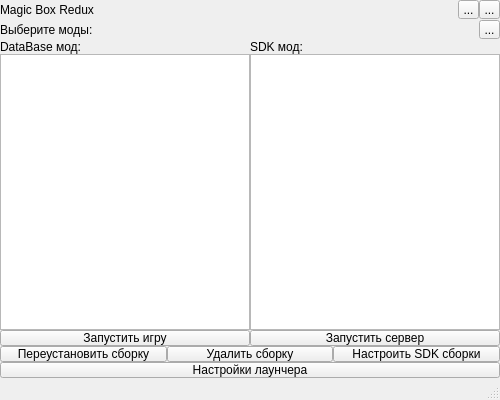
Old version of the form src/MainWindow.ui in the repository sabudilovskiy/MagicBoxReduxCmake.
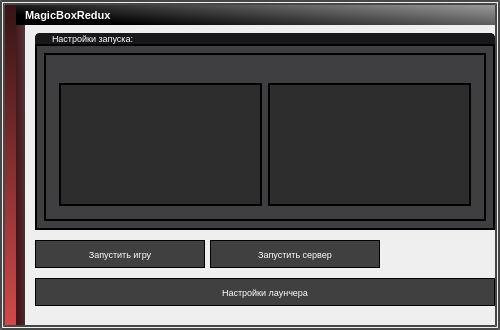
New version of the form. Icons and pictures are not drawn.

What changed in the file:
```diff
--- a/src/MainWindow.ui
+++ b/src/MainWindow.ui
@@ -7,19 +7,28 @@
     <x>0</x>
     <y>0</y>
     <width>500</width>
-    <height>400</height>
+    <height>330</height>
    </rect>
   </property>
+  <property name="maximumSize">
+   <size>
+    <width>16777215</width>
+    <height>16777215</height>
+   </size>
+  </property>
   <property name="windowTitle">
    <string>MainWindow</string>
   </property>
   <property name="styleSheet">
-   <string notr="true">border-collapse: collapse;
-padding: 0;
-margin: 0;</string>
+   <string notr="true"/>
   </property>
-  <widget class="QWidget" name="centralwidget">
-   <layout class="QVBoxLayout" name="verticalLayout">
+  <widget class="QWidget" name="hlayout_main">
+   <property name="styleSheet">
+    <string notr="true">QWidget{
+border: 5px double #474747;
+}</string>
+   </property>
+   <layout class="QHBoxLayout" name="horizontalLayout" stretch="1,30">
     <property name="spacing">
      <number>0</number>
     </property>
@@ -36,17 +45,110 @@
      <number>0</number>
     </property>
     <item>
-     <layout class="QHBoxLayout" name="horizontalLayout">
+     <widget class="QWidget" name="verticalLayout_gradient" native="true">
+      <property name="styleSheet">
+       <string notr="true">QWidget{
+border: none;
+}</string>
+      </property>
+      <layout class="QVBoxLayout" name="verticalLayout_gradient_layout">
+       <property name="leftMargin">
+        <number>5</number>
+       </property>
+       <property name="topMargin">
+        <number>5</number>
+       </property>
+       <property name="rightMargin">
+        <number>0</number>
+       </property>
+       <property name="bottomMargin">
+        <number>5</number>
+       </property>
       <item>
-       <widget class="QLabel" name="label_2">
+        <widget class="QWidget" name="widget" native="true">
+         <property name="styleSheet">
+          <string notr="true">background-color : qlineargradient(spread:pad, x1:1, y1:1, x2:1, y2:0, stop:0 rgb(208, 74, 75), stop:1 rgb(53, 21, 22))</string>
+         </property>
+        </widget>
+       </item>
+      </layout>
+     </widget>
+    </item>
+    <item>
+     <widget class="QWidget" name="vlayout_top_panel_content" native="true">
+      <property name="styleSheet">
+       <string notr="true">QWidget{
+border: none;
+}</string>
+      </property>
+      <layout class="QVBoxLayout" name="vlayout_top_panel_content_layout" stretch="1,50">
+       <property name="spacing">
+        <number>0</number>
+       </property>
+       <property name="leftMargin">
+        <number>0</number>
+       </property>
+       <property name="topMargin">
+        <number>5</number>
+       </property>
+       <property name="rightMargin">
+        <number>5</number>
+       </property>
+       <property name="bottomMargin">
+        <number>5</number>
+       </property>
+       <item>
+        <widget class="QWidget" name="hwidget_top_panel" native="true">
+         <property name="maximumSize">
+          <size>
+           <width>16777215</width>
+           <height>16777215</height>
+          </size>
+         </property>
+         <property name="styleSheet">
+          <string notr="true">background-color: qlineargradient(spread:pad, x1:0, y1:0.5, x2:1, y2:0, stop:0 rgba(0, 0, 0, 255), stop:1 rgb(156, 154, 155));
+border-color-top: gray;</string>
+         </property>
+         <layout class="QHBoxLayout" name="hlayout_top_panel">
+          <property name="spacing">
+           <number>0</number>
+          </property>
+          <property name="sizeConstraint">
+           <enum>QLayout::SetDefaultConstraint</enum>
+          </property>
+          <property name="leftMargin">
+           <number>9</number>
+          </property>
+          <property name="topMargin">
+           <number>0</number>
+          </property>
+          <property name="rightMargin">
+           <number>5</number>
+          </property>
+          <property name="bottomMargin">
+           <number>0</number>
+          </property>
+          <item>
+           <widget class="QLabel" name="label">
         <property name="sizePolicy">
-         <sizepolicy hsizetype="Maximum" vsizetype="Maximum">
+             <sizepolicy hsizetype="Preferred" vsizetype="Preferred">
           <horstretch>0</horstretch>
           <verstretch>0</verstretch>
          </sizepolicy>
         </property>
+            <property name="font">
+             <font>
+              <pointsize>8</pointsize>
+              <bold>true</bold>
+             </font>
+            </property>
+            <property name="styleSheet">
+             <string notr="true">background-color: rgba(255, 255, 255, 0);
+color: rgb(255, 255, 255);
+padding: 0px;</string>
+            </property>
         <property name="text">
-         <string>Magic Box Redux</string>
+             <string>MagicBoxRedux</string>
         </property>
        </widget>
       </item>
@@ -55,6 +157,9 @@
         <property name="orientation">
          <enum>Qt::Horizontal</enum>
         </property>
+            <property name="sizeType">
+             <enum>QSizePolicy::Expanding</enum>
+            </property>
         <property name="sizeHint" stdset="0">
          <size>
           <width>40</width>
@@ -64,30 +169,183 @@
        </spacer>
       </item>
       <item>
-       <widget class="QToolButton" name="toolButton">
+           <widget class="QToolButton" name="toolButton_minimize">
+            <property name="font">
+             <font>
+              <pointsize>9</pointsize>
+             </font>
+            </property>
+            <property name="styleSheet">
+             <string notr="true">QToolButton{
+image: url(:/icons/ButtonHide);
+background-color: rgba(255, 255, 255, 0);
+padding: 0px;
+}
+QToolButton:pressed{
+image:url(:/icons/ButtonHideDown);
+}</string>
+            </property>
         <property name="text">
-         <string>...</string>
-        </property>
+             <string/>
+            </property>
+            <property name="iconSize">
+             <size>
+              <width>17</width>
+              <height>17</height>
+             </size>
+            </property>
        </widget>
       </item>
       <item>
-       <widget class="QToolButton" name="toolButton_2">
+           <widget class="QToolButton" name="toolButton_exit">
+            <property name="styleSheet">
+             <string notr="true">QToolButton{
+image: url(:/icons/ButtonExitNormal);
+background-color: rgba(255, 255, 255, 0);
+padding: 0px;
+}
+QToolButton:pressed{
+image: url(:/icons/ButtonExitDown);
+}</string>
+            </property>
         <property name="text">
-         <string>...</string>
-        </property>
+             <string/>
+            </property>
+            <property name="iconSize">
+             <size>
+              <width>17</width>
+              <height>17</height>
+             </size>
+            </property>
        </widget>
       </item>
      </layout>
+        </widget>
     </item>
     <item>
-     <layout class="QHBoxLayout" name="horizontalLayout_4">
+        <layout class="QHBoxLayout" name="hlayout_shadow_content" stretch="1,50">
+         <property name="spacing">
+          <number>0</number>
+         </property>
       <item>
-       <widget class="QLabel" name="label">
+          <widget class="QWidget" name="shadow" native="true">
+           <property name="styleSheet">
+            <string notr="true">background-color : qlineargradient(spread:pad, x1:0, y1:0.477, x2:1, y2:0, stop:0 rgb(70, 20, 23), stop:1 rgb(83, 54, 58))</string>
+           </property>
+          </widget>
+         </item>
+         <item>
+          <widget class="QWidget" name="vlayout_content" native="true">
+           <property name="styleSheet">
+            <string notr="true">background-color: rgb(87, 46, 54);
+QPushButton{
+background-color: rgb(64, 64, 64);
+color: rgb(255, 255, 255);
+border: solid;
+border-color: rgb(0, 0, 0);
+border-width: 1px;
+}</string>
+           </property>
+           <layout class="QVBoxLayout" name="vlayout_content_layout" stretch="0,0,2,0">
+            <property name="spacing">
+             <number>0</number>
+            </property>
+            <property name="leftMargin">
+             <number>10</number>
+            </property>
+            <property name="topMargin">
+             <number>8</number>
+            </property>
+            <property name="rightMargin">
+             <number>0</number>
+            </property>
+            <item>
+             <layout class="QVBoxLayout" name="vlayout_mods" stretch="0,0">
+              <property name="spacing">
+               <number>0</number>
+              </property>
+              <item>
+               <widget class="QWidget" name="hlayou_panel_mods" native="true">
+                <property name="styleSheet">
+                 <string notr="true">QWidget{
+background-color: rgb(24, 24, 26);
+border-color: rgb(18, 18, 18);
+border-top-right-radius: 5px;
+border-top-left-radius: 5px;
+border: 2px solid;
+color: rgb(255, 255, 255);
+padding-left:15px;
+}</string>
+                </property>
+                <layout class="QHBoxLayout" name="hlayout_panel_mods">
+                 <property name="leftMargin">
+                  <number>0</number>
+                 </property>
+                 <property name="topMargin">
+                  <number>0</number>
+                 </property>
+                 <property name="rightMargin">
+                  <number>0</number>
+                 </property>
+                 <property name="bottomMargin">
+                  <number>0</number>
+                 </property>
+                 <item>
+                  <widget class="QLabel" name="label_2">
+                   <property name="maximumSize">
+                    <size>
+                     <width>16777215</width>
+                     <height>16777215</height>
+                    </size>
+                   </property>
+                   <property name="font">
+                    <font>
+                     <pointsize>7</pointsize>
+                    </font>
+                   </property>
+                   <property name="styleSheet">
+                    <string notr="true">border: none;</string>
+                   </property>
         <property name="text">
-         <string>Выберите моды:</string>
-        </property>
-       </widget>
-      </item>
+                    <string>Настройки запуска:</string>
+                   </property>
+                   <property name="margin">
+                    <number>0</number>
+                   </property>
+                  </widget>
+                 </item>
+                </layout>
+               </widget>
+              </item>
+              <item>
+               <widget class="QWidget" name="vlayout_mods_download_button" native="true">
+                <property name="styleSheet">
+                 <string notr="true">QWidget{
+background-color: rgb(63, 63, 65);
+border-color: rgb(18, 18, 18);
+border: 2px solid;
+padding: 10px;
+}</string>
+                </property>
+                <layout class="QVBoxLayout" name="vlayout_mods_download_button_layout">
+                 <property name="spacing">
+                  <number>0</number>
+                 </property>
+                 <item>
+                  <widget class="QWidget" name="hlayout_download" native="true">
+                   <property name="styleSheet">
+                    <string notr="true">border-bottom:none;</string>
+                   </property>
+                   <layout class="QHBoxLayout" name="hlayout_download_layout">
+                    <property name="topMargin">
+                     <number>5</number>
+                    </property>
+                    <property name="rightMargin">
+                     <number>15</number>
+                    </property>
+                    <property name="bottomMargin">
+                     <number>5</number>
+                    </property>
       <item>
        <spacer name="horizontalSpacer_2">
         <property name="orientation">
@@ -103,96 +361,305 @@
       </item>
       <item>
        <widget class="QToolButton" name="toolButton_download">
+                      <property name="maximumSize">
+                       <size>
+                        <width>38</width>
+                        <height>38</height>
+                       </size>
+                      </property>
+                      <property name="toolTip">
+                       <string>Нажмите на кнопку, чтобы открыть загрузчик модов</string>
+                      </property>
+                      <property name="whatsThis">
+                       <string/>
+                      </property>
+                      <property name="styleSheet">
+                       <string notr="true">QToolButton{
+border:none;
+image: url(:/icons/download.ico);
+padding: 0px;
+}
+QToolButton:pressed{
+image: url(:/icons/download-pressed.ico);
+}</string>
+                      </property>
         <property name="text">
-         <string>...</string>
+                       <string/>
         </property>
        </widget>
       </item>
      </layout>
+                  </widget>
     </item>
     <item>
-     <layout class="QVBoxLayout" name="verticalLayout_2">
+                  <widget class="QWidget" name="hlayout_mods_lists" native="true">
+                   <property name="styleSheet">
+                    <string notr="true">QWidget {
+border-top:none;
+}
+QListWidget
+{
+background-color: rgb(45, 45, 45);
+color:  white;
+border-color: rgb(18, 18, 18);
+border: 2px solid;
+padding: 10px;
+}
+QListWidget::item:selected
+{
+    background-color: rgb(53, 153, 251);
+}</string>
+                   </property>
+                   <layout class="QHBoxLayout" name="hlayout_mods_lists_layout">
+                    <property name="leftMargin">
+                     <number>15</number>
+                    </property>
+                    <property name="topMargin">
+                     <number>0</number>
+                    </property>
+                    <property name="rightMargin">
+                     <number>15</number>
+                    </property>
+                    <property name="bottomMargin">
+                     <number>15</number>
+                    </property>
       <item>
-       <layout class="QHBoxLayout" name="horizontalLayout_3">
-        <item>
-         <layout class="QVBoxLayout" name="verticalLayout_3">
-          <item>
-           <widget class="QLabel" name="label_3">
-            <property name="text">
-             <string>DataBase мод:</string>
+                     <widget class="QListWidget" name="db_listWidget">
+                      <property name="styleSheet">
+                       <string notr="true"/>
             </property>
            </widget>
           </item>
           <item>
-           <widget class="QListWidget" name="db_listWidget"/>
-          </item>
-         </layout>
-        </item>
-        <item>
-         <layout class="QVBoxLayout" name="verticalLayout_4">
-          <item>
-           <widget class="QLabel" name="label_4">
-            <property name="text">
-             <string>SDK мод:</string>
+                     <widget class="QListWidget" name="sdk_listWidget">
+                      <property name="styleSheet">
+                       <string notr="true"/>
             </property>
            </widget>
           </item>
-          <item>
-           <widget class="QListWidget" name="sdk_listWidget"/>
-          </item>
-         </layout>
-        </item>
-       </layout>
+                   </layout>
+                  </widget>
+                 </item>
+                </layout>
+               </widget>
       </item>
      </layout>
     </item>
     <item>
-     <layout class="QHBoxLayout" name="horizontalLayout_2">
+             <layout class="QHBoxLayout" name="hlayout_buttons_1">
+              <property name="spacing">
+               <number>5</number>
+              </property>
+              <property name="topMargin">
+               <number>10</number>
+              </property>
+              <property name="bottomMargin">
+               <number>10</number>
+              </property>
       <item>
-       <widget class="QPushButton" name="pushButton_start">
+               <widget class="QPushButton" name="pushButton_start_game">
+                <property name="minimumSize">
+                 <size>
+                  <width>0</width>
+                  <height>28</height>
+                 </size>
+                </property>
+                <property name="font">
+                 <font>
+                  <pointsize>7</pointsize>
+                 </font>
+                </property>
+                <property name="toolTip">
+                 <string>Нажмите, чтобы запустить игру с сборкой из выбранных Вами модов</string>
+                </property>
+                <property name="whatsThis">
+                 <string/>
+                </property>
+                <property name="styleSheet">
+                 <string notr="true">background-color: rgb(64, 64, 64);
+color: rgb(255, 255, 255);
+border: solid;
+border-color: rgb(0, 0, 0);
+border-width: 1px;</string>
+                </property>
         <property name="text">
          <string>Запустить игру</string>
         </property>
        </widget>
       </item>
       <item>
-       <widget class="QPushButton" name="pushButton_server">
+               <widget class="QPushButton" name="pushButton_start_server">
+                <property name="minimumSize">
+                 <size>
+                  <width>0</width>
+                  <height>28</height>
+                 </size>
+                </property>
+                <property name="font">
+                 <font>
+                  <pointsize>7</pointsize>
+                 </font>
+                </property>
+                <property name="toolTip">
+                 <string>Нажмите, чтобы запустить сервер с сборкой из выбранных Вами модов</string>
+                </property>
+                <property name="whatsThis">
+                 <string/>
+                </property>
+                <property name="styleSheet">
+                 <string notr="true">background-color: rgb(64, 64, 64);
+color: rgb(255, 255, 255);
+border: solid;
+border-color: rgb(0, 0, 0);
+border-width: 1px;</string>
+                </property>
         <property name="text">
          <string>Запустить сервер</string>
         </property>
        </widget>
       </item>
-     </layout>
-    </item>
     <item>
-     <layout class="QHBoxLayout" name="horizontalLayout_5">
-      <item>
-       <widget class="QPushButton" name="pushButton_reinstall_set">
+               <widget class="QToolButton" name="toolButton_set_config">
+                <property name="minimumSize">
+                 <size>
+                  <width>28</width>
+                  <height>28</height>
+                 </size>
+                </property>
+                <property name="toolTip">
+                 <string>Нажмите, чтобы настроить сборку из выбранных Вами модов</string>
+                </property>
+                <property name="whatsThis">
+                 <string/>
+                </property>
+                <property name="styleSheet">
+                 <string notr="true">QToolButton{
+image: url(:/icons/ButtonSettingsNormal);
+background-color: rgba(255, 255, 255, 0);
+padding: 0px;
+}
+QToolButton:pressed{
+image: url(:/icons/ButtonSettingsDown);
+}</string>
+                </property>
         <property name="text">
-         <string>Переустановить сборку</string>
-        </property>
+                 <string/>
+                </property>
+                <property name="iconSize">
+                 <size>
+                  <width>17</width>
+                  <height>17</height>
+                 </size>
+                </property>
        </widget>
       </item>
       <item>
-       <widget class="QPushButton" name="pushButton_delete_set">
+               <widget class="QToolButton" name="toolButton_set_reinstall">
+                <property name="minimumSize">
+                 <size>
+                  <width>36</width>
+                  <height>28</height>
+                 </size>
+                </property>
+                <property name="toolTip">
+                 <string>Нажмите, чтобы переустановить сборку из выбранных Вами модов</string>
+                </property>
+                <property name="whatsThis">
+                 <string/>
+                </property>
+                <property name="styleSheet">
+                 <string notr="true">QToolButton{
+image: url(:/icons/ButtonReinstallNormal);
+background-color: rgba(255, 255, 255, 0);
+padding: 0px;
+}
+QToolButton:pressed{
+image: url(:/icons/ButtonReinstallDown);
+}</string>
+                </property>
         <property name="text">
-         <string>Удалить сборку</string>
+                 <string/>
         </property>
        </widget>
       </item>
       <item>
-       <widget class="QPushButton" name="pushButton_config_set">
+               <widget class="QToolButton" name="toolButton_set_delete">
+                <property name="maximumSize">
+                 <size>
+                  <width>36</width>
+                  <height>28</height>
+                 </size>
+                </property>
+                <property name="toolTip">
+                 <string>Нажмите, чтобы удалить сборку из выбранных Вами модов</string>
+                </property>
+                <property name="whatsThis">
+                 <string/>
+                </property>
+                <property name="styleSheet">
+                 <string notr="true">QToolButton{
+image: url(:/icons/ButtonRemoveNormal);
+background-color: rgba(255, 255, 255, 0);
+padding: 0px;
+}
+QToolButton:pressed{
+image: url(:/icons/ButtonRemoveDown)
+}</string>
+                </property>
         <property name="text">
-         <string>Настроить SDK сборки</string>
-        </property>
+                 <string/>
+                </property>
+                <property name="iconSize">
+                 <size>
+                  <width>36</width>
+                  <height>28</height>
+                 </size>
+                </property>
        </widget>
       </item>
      </layout>
     </item>
     <item>
-     <layout class="QHBoxLayout" name="horizontalLayout_6">
+             <layout class="QHBoxLayout" name="hlayout_buttons_3">
+              <property name="leftMargin">
+               <number>0</number>
+              </property>
+              <property name="topMargin">
+               <number>0</number>
+              </property>
+              <property name="rightMargin">
+               <number>0</number>
+              </property>
+              <property name="bottomMargin">
+               <number>0</number>
+              </property>
+             </layout>
+            </item>
+            <item>
+             <layout class="QHBoxLayout" name="horizontalLayout_2">
+              <property name="bottomMargin">
+               <number>10</number>
+              </property>
       <item>
        <widget class="QPushButton" name="pushButton_settings">
+                <property name="minimumSize">
+                 <size>
+                  <width>0</width>
+                  <height>28</height>
+                 </size>
+                </property>
+                <property name="font">
+                 <font>
+                  <pointsize>7</pointsize>
+                 </font>
+                </property>
+                <property name="styleSheet">
+                 <string notr="true">background-color: rgb(64, 64, 64);
+color: rgb(255, 255, 255);
+border: solid;
+border-color: rgb(0, 0, 0);
+border-width: 1px;</string>
+                </property>
         <property name="text">
          <string>Настройки лаунчера</string>
         </property>
@@ -202,18 +669,17 @@
     </item>
    </layout>
   </widget>
-  <widget class="QMenuBar" name="menubar">
-   <property name="geometry">
-    <rect>
-     <x>0</x>
-     <y>0</y>
-     <width>500</width>
-     <height>24</height>
-    </rect>
-   </property>
-  </widget>
-  <widget class="QStatusBar" name="statusbar"/>
- </widget>
- <resources/>
+         </item>
+        </layout>
+       </item>
+      </layout>
+     </widget>
+    </item>
+   </layout>
+  </widget>
+ </widget>
+ <resources>
+  <include location="../resources/resources.qrc"/>
+ </resources>
  <connections/>
 </ui>
```
Left out of the diff: 4 changed lines with no effect on the pictures. Lines whose indentation alone changed are shown as unchanged.
